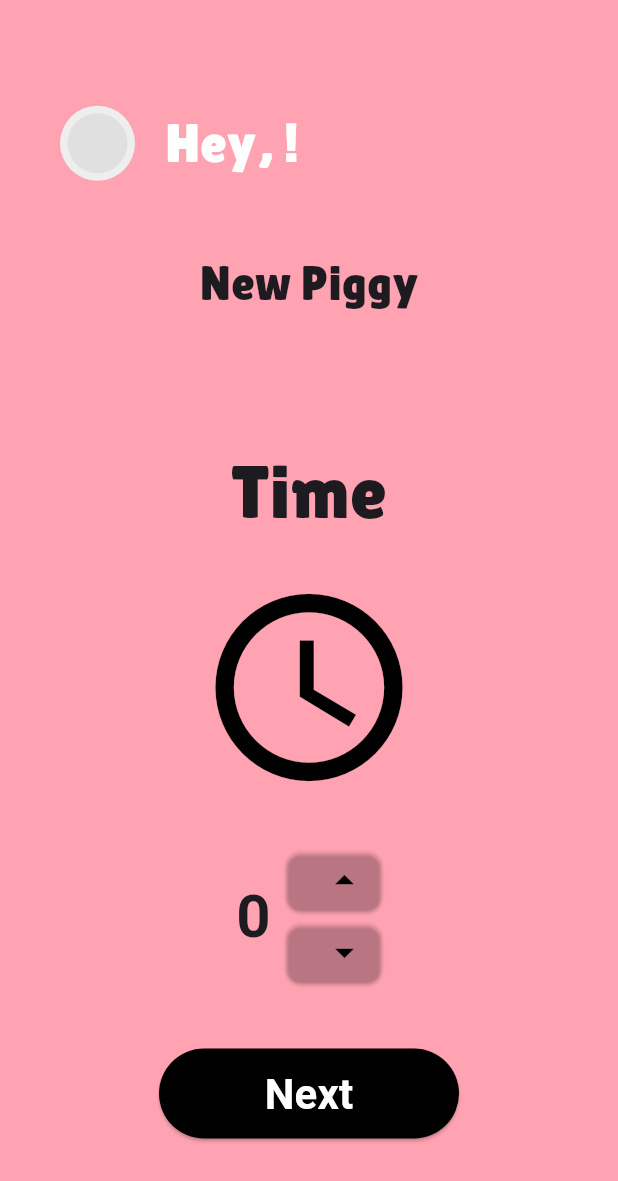
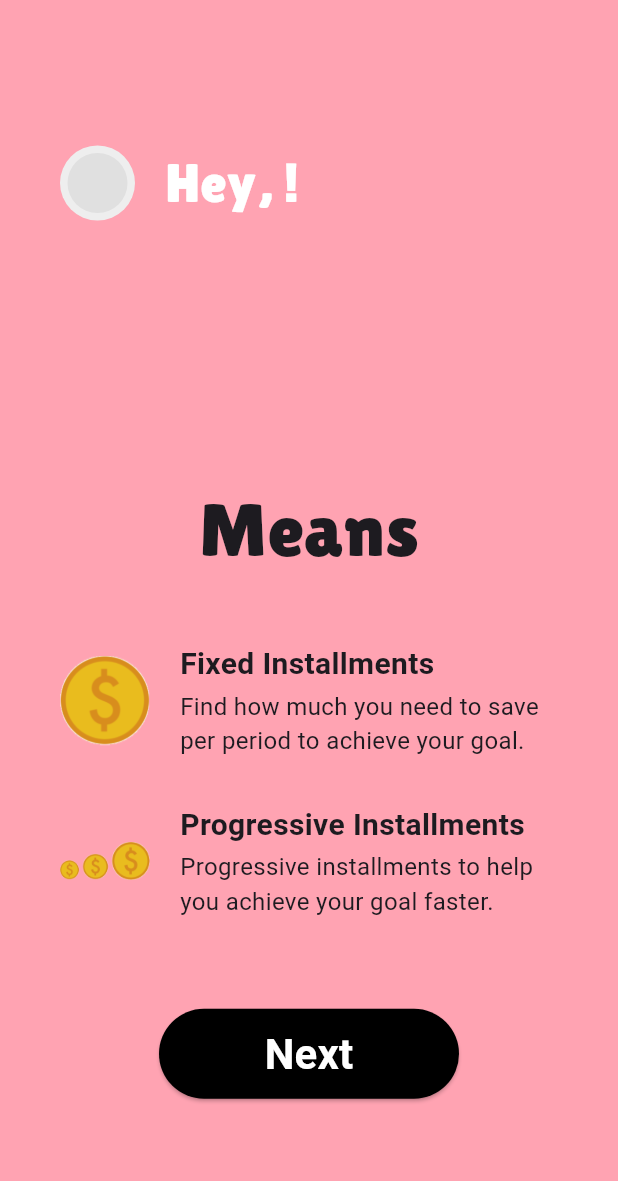
Before and after one commit to ericadiogo/piggy, a Flutter app: the MeansScreen screen opened directly, on a phone screen of 412 x 824 dp. Shown: the top 1181 px of the screen. Run offline on Flutter 3.47's test engine with Material 3 defaults, Android fonts, the light colour scheme and no system bars; our stand-ins replace firebase_auth, firebase_core, image_picker; accounts and stored records are empty.

Commit message:
PIGGY-0015: Means screen design set and Means screen in progress.

```diff
--- a/lib/screens/means_screen.dart
+++ b/lib/screens/means_screen.dart
@@ -1,4 +1,7 @@
 import 'package:flutter/material.dart';
+import 'package:piggy/screens/results_screen.dart';
+
+import 'means_screen.dart';
 
 class MeansScreen extends StatefulWidget{
   @override
@@ -7,6 +10,7 @@ class MeansScreen extends StatefulWidget{
 
 class _MeansScreenState extends State<MeansScreen>{
   late String userName = '';
+  late String goal = '';
   int _months = 0;
 
   void _changeMonths(int months){
@@ -49,102 +53,99 @@ class _MeansScreenState extends State<MeansScreen>{
                         fontSize: 36,
                         fontFamily: 'Lilita One',
                         color: Colors.white,
-                      )
+                      ),
                   ),
                 ],
               ),
             ),
             SizedBox(height: 40,),
-            Text('New Piggy',
+            Text('$goal',
               style: TextStyle(
                 fontSize: 32,
                 fontFamily: 'Lilita One',
               ),
             ),
             SizedBox(height: 80,),
-            Text('Time',
+            Text('Means',
               style: TextStyle(
                 fontSize: 50,
                 fontFamily: 'Lilita One',
               ),
             ),
-            SizedBox(height: 20,),
-            Icon(
-              Icons.access_time,
-              color: Colors.black,
-              size: 150.0,
-            ),
-            SizedBox(height: 30,),
+            SizedBox(height: 40,),
             Row(
-              crossAxisAlignment: CrossAxisAlignment.center,
-              mainAxisAlignment: MainAxisAlignment.center,
               children: [
                 Column(
                   children: [
-                    Text('$_months',style:TextStyle(
-                      fontSize: 40,
-                      fontWeight: FontWeight.bold,
-                    ),
-                    ),
+                    Image.asset('assets/images/coin.png',width: 60),
                   ],
                 ),
-                SizedBox(width: 10,),
+                SizedBox(width: 20,),
                 Column(
-                  children:[
-                    Row(
-                      mainAxisAlignment: MainAxisAlignment.center,
-                      children: [
-                        ElevatedButton(onPressed: (){
-                          _changeMonths(1);
-                        },
-                          child:Icon(
-                            Icons.arrow_drop_up,
-                            color: Colors.black,
-                            size: 30,
-                          ),
-                          style: ButtonStyle(
-                            backgroundColor: MaterialStatePropertyAll<Color>(Colors.transparent),
-                            shape: MaterialStateProperty.all(
-                              RoundedRectangleBorder(
-                                borderRadius: BorderRadius.circular(10),
-                              ),
-                            ),
-                            fixedSize: MaterialStateProperty.all<Size>(Size(5.0, 5.0),),
-                          ),
-                        ),
-                      ],
+                  mainAxisAlignment: MainAxisAlignment.start,
+                  crossAxisAlignment: CrossAxisAlignment.start,
+                  children: [
+                    Text('Fixed Installments',
+                      textAlign: TextAlign.start,
+                      style: TextStyle(
+                        fontWeight: FontWeight.bold,
+                        fontSize: 20,
+                      ),
                     ),
-                    Row(
-                      mainAxisAlignment: MainAxisAlignment.center,
-                      children: [
-                        ElevatedButton(onPressed:(){
-                          _changeMonths(-1);
-                        },
-                          child:Icon(
-                            Icons.arrow_drop_down,
-                            color: Colors.black,
-                            size: 30,
-                          ),
-                          style: ButtonStyle(
-                            backgroundColor: MaterialStatePropertyAll<Color>(Colors.transparent),
-                            shape: MaterialStateProperty.all(
-                              RoundedRectangleBorder(
-                                borderRadius: BorderRadius.circular(10),
-                              ),
-                            ),
-                            fixedSize: MaterialStateProperty.all<Size>(Size(5.0, 5.0),),
-                          ),
-                        ),
-                      ],
+                    SizedBox(height: 2,),
+                    Text('Find how much you need to save ',
+                      style: TextStyle(
+                        fontSize: 16,
+                      ),
+                    ),
+                    Text('per period to achieve your goal.',
+                      style: TextStyle(
+                        fontSize: 16,
+                      ),
                     ),
                   ],
                 ),
               ],
             ),
-            SizedBox(height: 40,),
+            SizedBox(height: 30,),
+            Row(
+              children: [
+                Column(
+                  children: [
+                    Image.asset('assets/images/coingroup.png',width: 60),
+                  ],
+                ),
+                SizedBox(width: 20,),
+                Column(
+                  mainAxisAlignment: MainAxisAlignment.start,
+                  crossAxisAlignment: CrossAxisAlignment.start,
+                  children: [
+                    Text('Progressive Installments',
+                      textAlign: TextAlign.start,
+                      style: TextStyle(
+                        fontWeight: FontWeight.bold,
+                        fontSize: 20,
+                      ),
+                    ),
+                    SizedBox(height: 2,),
+                    Text('Progressive installments to help ',
+                      style: TextStyle(
+                        fontSize: 16,
+                      ),
+                    ),
+                    Text('you achieve your goal faster.',
+                      style: TextStyle(
+                        fontSize: 16,
+                      ),
+                    ),
+                  ],
+                ),
+              ],
+            ),
+            SizedBox(height: 60,),
             ElevatedButton(onPressed: (){
               Navigator.push(context,
-                MaterialPageRoute(builder: (context) => MeansScreen(),),);
+                MaterialPageRoute(builder: (context) => ResultsScreen(),),);
             },
               style: ButtonStyle(
                 backgroundColor: MaterialStatePropertyAll<Color>(Colors.black),
--- a/lib/screens/time_screen.dart
+++ b/lib/screens/time_screen.dart
@@ -9,6 +9,7 @@ class TimeScreen extends StatefulWidget{
 
 class _TimeScreenState extends State<TimeScreen>{
   late String userName = '';
+  late String goal = '';
   int _months = 0;
 
   void _changeMonths(int months){
@@ -57,7 +58,7 @@ class _TimeScreenState extends State<TimeScreen>{
               ),
             ),
             SizedBox(height: 40,),
-            Text('New Piggy',
+            Text('$goal',
               style: TextStyle(
                 fontSize: 32,
                 fontFamily: 'Lilita One',
--- a/pubspec.yaml
+++ b/pubspec.yaml
@@ -66,6 +66,8 @@ flutter:
   # To add assets to your application, add an assets section, like this:
   assets:
      - assets/images/piggy_coins_glasses.png
+     - assets/images/coin.png
+     - assets/images/coingroup.png
   #   - images/a_dot_ham.jpeg
 
   # An image asset can refer to one or more resolution-specific "variants", see
```
Also changed, not shown: assets/images/coin.png (added), assets/images/coingroup.png (added).
